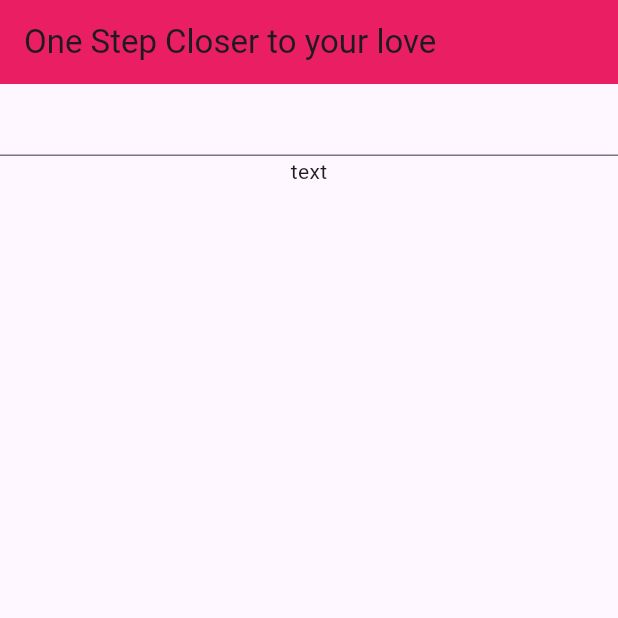
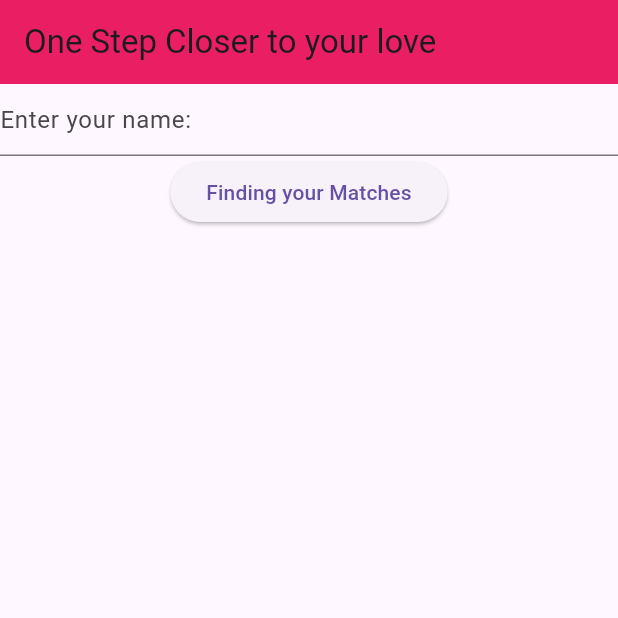
Before and after one commit to riley-tannie/flutter_app, a Flutter app: the screen it shows after launch, on a phone screen of 412 x 824 dp, the top half of it. Run offline on Flutter 3.47's test engine with Material 3 defaults, Android fonts, the phone set to English and light mode, and no system bars.

Commit message:
input updated

```diff
--- a/lib/week04/datainput.dart
+++ b/lib/week04/datainput.dart
@@ -8,7 +8,15 @@ class DataInput extends StatefulWidget {
 }
 
 class _DataInputState extends State<DataInput> {
-  String message = 'text';
+  String message = '';
+  TextEditingController tc = TextEditingController();
+
+  //function
+  void updateText(){
+    setState(() {
+      message = tc.text;
+  });
+  }
   @override
   Widget build(BuildContext context) {
     return Scaffold(
@@ -19,15 +27,21 @@ class _DataInputState extends State<DataInput> {
         body: Column(
           children: [
             TextField(
-              onChanged: (String txt){
-                setState(() {
-                  message = txt;
-                });
-              },
+              decoration: InputDecoration(hintText: 'Enter your name: '),
+              controller: tc,
             ),
+            ElevatedButton(
+              onPressed: () => updateText(), //better with parameters
+              child: Text('Finding your Matches')),
             Text(message),
           ],
         ),
     );
   }
 }
+
+//onChanged: (String txt){
+                //setState(() {
+                  //message = txt;
+                //});
+              //},
```
